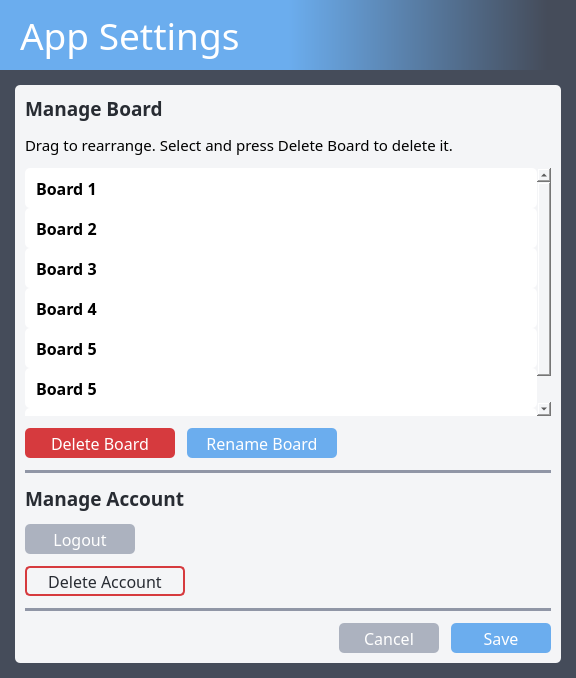
This is src/ui/app_settings.ui in dulapahv/Kanbaru as Qt 5 draws it before an edit. The edited form follows.
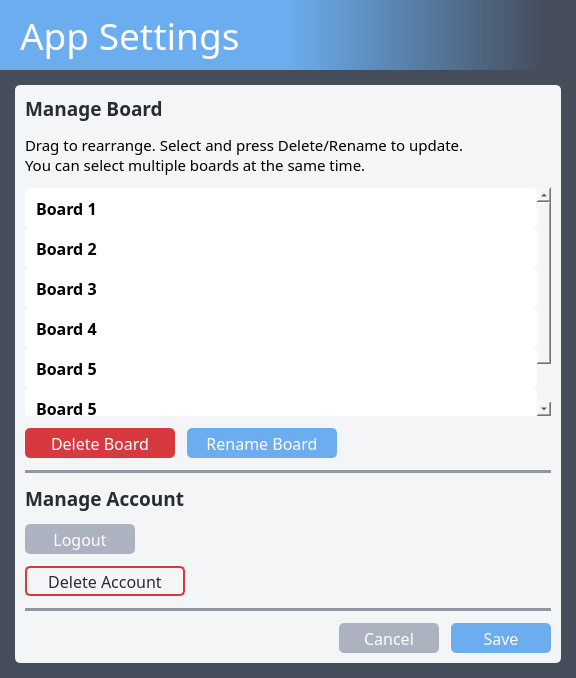
This is the edited form. Icons and pictures are not drawn.

Commit message: Implement deleting panel, QDialog UI enhancement, UX/UI improvement, board color now reflect throughout program (implementing)

```diff
--- a/src/ui/app_settings.ui
+++ b/src/ui/app_settings.ui
@@ -149,7 +149,8 @@
                  </font>
                 </property>
                 <property name="text">
-                 <string>Drag to rearrange. Select and press Delete Board to delete it.</string>
+                 <string>Drag to rearrange. Select and press Delete/Rename to update.
+You can select multiple boards at the same time.</string>
                 </property>
                 <property name="wordWrap">
                  <bool>true</bool>
```
The commit also changes 11 other files.
